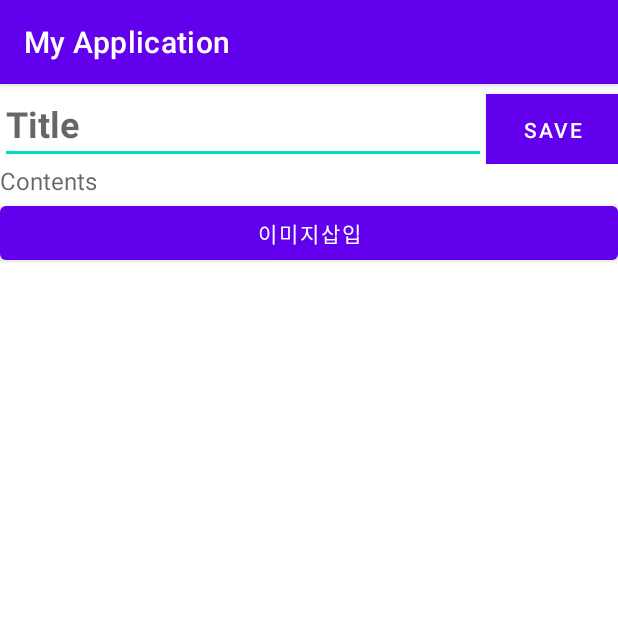
After one commit to uys620/jolpapplication, an Android app: the MarketPostActivity screen opened directly, with no data from a screen before it, on a phone screen of 412 x 824 dp, the top half of it. The commit adds this screen. Run offline under Robolectric (Android 15) with nearby library versions, the phone set to English and light mode, and no system bars; our stand-ins replace Firebase (no records; nobody signed in at launch, a user with empty details on screens opened directly); 1 statement that could not run was skipped.

Commit message:
UI 수정

```diff
--- a/app/src/main/java/com/example/myapplication/FrontPageActivity.java
+++ b/app/src/main/java/com/example/myapplication/FrontPageActivity.java
@@ -37,6 +37,7 @@ public class FrontPageActivity extends AppCompatActivity {
                         startActivity(new Intent(getApplicationContext(),MainActivity.class));
                         break;
                     case R.id.market_board:
+                        startActivity(new Intent(getApplicationContext(),Market_board.class));
                         break;
                     case R.id.my_dm:
                         startActivity(new Intent(getApplicationContext(),My_DM.class));
--- /dev/null
+++ b/app/src/main/java/com/example/myapplication/MarketPostActivity.java
@@ -0,0 +1,68 @@
+package com.example.myapplication;
+
+import android.os.Bundle;
+import android.view.View;
+import android.widget.Button;
+import android.widget.EditText;
+
+import androidx.annotation.NonNull;
+import androidx.appcompat.app.AppCompatActivity;
+
+import com.google.android.gms.tasks.OnCompleteListener;
+import com.google.android.gms.tasks.Task;
+import com.google.firebase.auth.FirebaseAuth;
+import com.google.firebase.firestore.DocumentSnapshot;
+import com.google.firebase.firestore.FieldValue;
+import com.google.firebase.firestore.FirebaseFirestore;
+import com.google.firebase.firestore.SetOptions;
+
+import java.util.HashMap;
+import java.util.Map;
+
+public class MarketPostActivity extends AppCompatActivity implements View.OnClickListener {
+
+    private FirebaseAuth mAuth= FirebaseAuth.getInstance();
+    private FirebaseFirestore mStore=FirebaseFirestore.getInstance();
+    private EditText mTitle;
+    private EditText mContents;
+    private String nickname;
+
+
+    @Override
+    protected void onCreate(Bundle savedInstanceState) {
+        super.onCreate(savedInstanceState);
+        setContentView(R.layout.activity_post);
+
+        mTitle=findViewById(R.id.post_title_edit);
+        mContents=findViewById(R.id.post_contents_edit);
+        findViewById(R.id.post_save_button).setOnClickListener(this);
+        if(mAuth.getCurrentUser()!=null){
+            mStore.collection(FirebaseID.user).document(mAuth.getCurrentUser().getUid())
+                    .get()
+                    .addOnCompleteListener(new OnCompleteListener<DocumentSnapshot>() {
+                        @Override
+                        public void onComplete(@NonNull Task<DocumentSnapshot> task) {
+                            if(task.getResult()!=null){
+                                nickname=(String)task.getResult().getData().get(FirebaseID.nickname);
+                            }
+                        }
+                    });
+        }
+    }
+
+    @Override
+    public void onClick(View v) {
+        if(mAuth.getCurrentUser()!=null){
+            String postID=mStore.collection("marketpost").document().getId();
+            Map<String,Object> data=new HashMap<>();
+            data.put(FirebaseID.postID,postID);
+            data.put(FirebaseID.documentID,mAuth.getCurrentUser().getUid());
+            data.put(FirebaseID.nickname,nickname);
+            data.put(FirebaseID.title,mTitle.getText().toString());
+            data.put(FirebaseID.contents,mContents.getText().toString());
+            data.put(FirebaseID.timestamp, FieldValue.serverTimestamp());
+            mStore.collection("marketpost").document(postID).set(data, SetOptions.merge());
+            finish();
+        }
+    }
+}
--- a/app/src/main/res/layout/activity_map.xml
+++ b/app/src/main/res/layout/activity_map.xml
@@ -29,7 +29,8 @@
             android:layout_height="wrap_content"
             android:background="@android:color/holo_blue_light"
             android:text="Search"
-            /> <Button
+            />
+        <Button
         android:id="@+id/a_star"
         android:layout_width="wrap_content"
         android:layout_height="wrap_content"
--- a/app/src/main/res/layout/activity_post.xml
+++ b/app/src/main/res/layout/activity_post.xml
@@ -38,4 +38,16 @@
         android:hint="Contents"
         android:background="@null"/>
 
+    <ImageView
+        android:id="@+id/imageView2"
+        android:layout_width="match_parent"
+        android:layout_height="wrap_content"
+        tools:srcCompat="@tools:sample/avatars" />
+
+    <Button
+        android:id="@+id/iamge_button"
+        android:layout_width="match_parent"
+        android:layout_height="wrap_content"
+        android:text="이미지삽입" />
+
 </LinearLayout>
```
Also changed, not shown: app/src/main/AndroidManifest.xml (+9 -0 lines), app/src/main/java/com/example/myapplication/Market_board.java (added, +107 -0 lines), app/src/main/res/layout/market_board.xml (added, +41 -0 lines).
